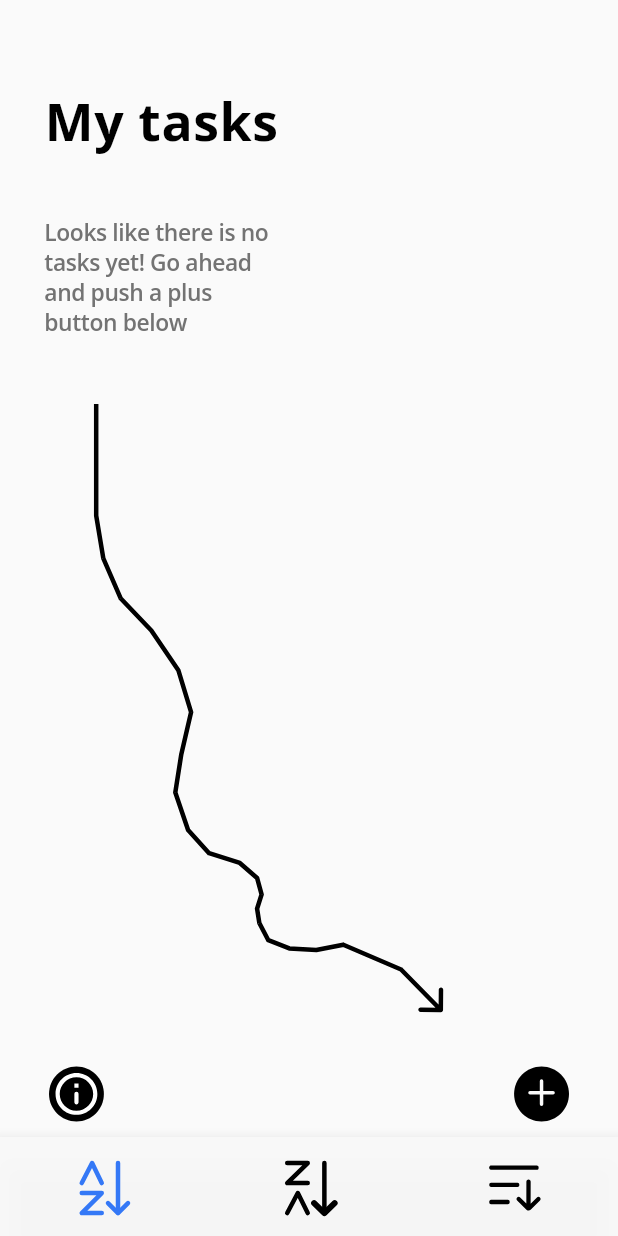
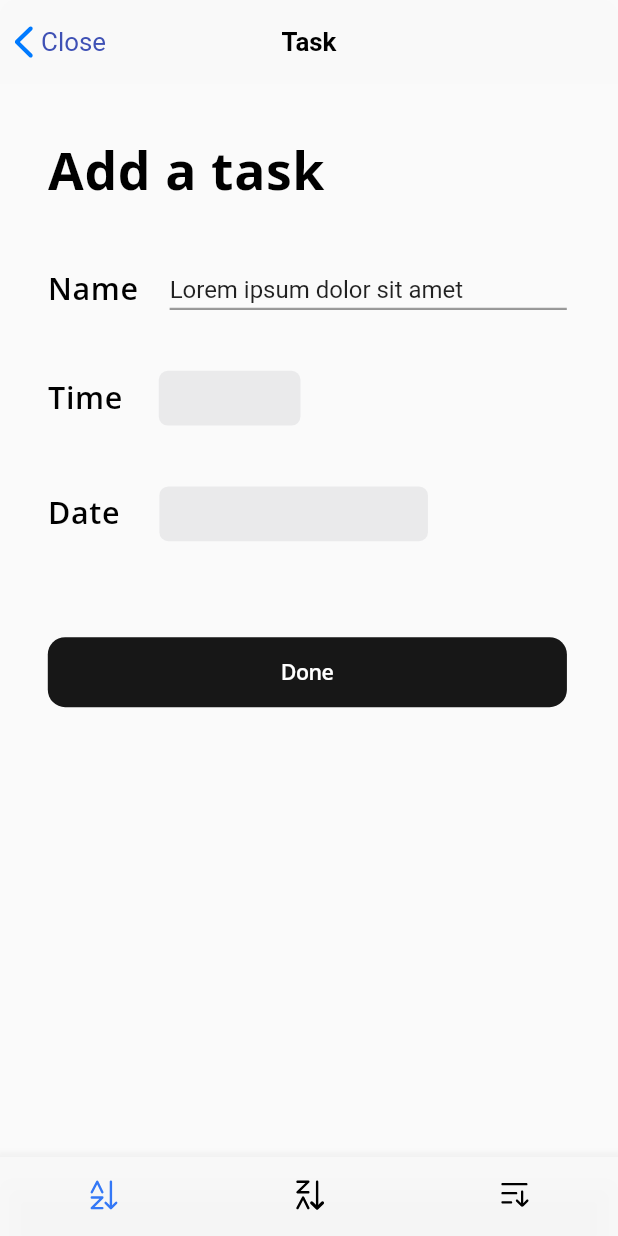
Before and after one commit to asayke/my_tasks, a Flutter app: the screen it shows after launch, after a tap on an icon or button, on a phone screen of 412 x 824 dp. Run offline on Flutter 3.47's test engine with Material 2 defaults, Android fonts, the phone set to English and light mode, and no system bars; our stand-ins replace flutter_screenutil, flutter_svg.

Commit message:
Refactored code, added add_new_task

```diff
--- a/lib/home_page.dart
+++ b/lib/home_page.dart
@@ -18,7 +18,7 @@ class _HomePageState extends State<HomePage> {
     return Scaffold(
       body: const EmptyPage(),
       bottomNavigationBar: SizedBox(
-        height: 65.h,
+        height: 52.h,
         child: BottomNavigationBar(
           selectedItemColor: AppColors.selectedItemColor,
           unselectedItemColor: AppColors.unselectedItemColor,
@@ -29,22 +29,29 @@ class _HomePageState extends State<HomePage> {
             BottomNavigationBarItem(
               icon: SvgPicture.asset(
                 AppIcons.alphabeticalSortingIcon,
+                width: 20.8.w,
+                height: 20.8.h,
               ),
               label: "",
             ),
             BottomNavigationBarItem(
               icon: SvgPicture.asset(
                 AppIcons.alphabeticalSortingTwoIcon,
+                width: 20.8.w,
+                height: 20.8.h,
               ),
               label: "",
             ),
             BottomNavigationBarItem(
               icon: SvgPicture.asset(
                 AppIcons.arrowsAscendingDownSortSortingIcon,
+                width: 20.8.w,
+                height: 20.8.h,
               ),
               label: "",
             ),
-            ]),
+          ],
+        ),
       ),
     );
   }
--- a/lib/utils/app_colors.dart
+++ b/lib/utils/app_colors.dart
@@ -5,4 +5,8 @@ abstract class AppColors {
   static const Color dirtyWhite = Color.fromRGBO(249, 249, 249, 0.94);
   static const Color selectedItemColor = Color.fromRGBO(52, 120, 246, 1);
   static const Color unselectedItemColor = Color.fromRGBO(0, 0, 0, 1);
+  static const Color accessoryBackgroundColor = Color.fromRGBO(247, 248, 250, 1);
+  static const Color appBarBackgroundColor = Color.fromRGBO(249, 249, 249, 0.94);
+  static const Color blackButtonsBackgroundColor = Color.fromRGBO(23, 23, 23, 1);
+  static const Color pickersBackgroundColor = Color.fromRGBO(118, 118, 128, 0.12);
 }
--- a/lib/utils/app_icons.dart
+++ b/lib/utils/app_icons.dart
@@ -5,4 +5,5 @@ abstract class AppIcons {
   static const String alphabeticalSortingIcon = "assets/icons/alphabetical_sorting_icon.svg";
   static const String alphabeticalSortingTwoIcon = "assets/icons/alphabetical_sorting_two_icon.svg";
   static const String arrowsAscendingDownSortSortingIcon = "assets/icons/arrows_ascending_down_sort_sorting_icon.svg";
+  static const String chevronLeftIcon = "assets/icons/chevron.svg";
 }
--- a/lib/utils/app_text_styles.dart
+++ b/lib/utils/app_text_styles.dart
@@ -22,4 +22,22 @@ abstract class AppTextStyles {
     letterSpacing: -0.24.w,
     fontWeight: FontWeight.w600,
   );
+
+  static final TextStyle blackButtonsTextStyle = TextStyle(
+    fontFamily: fontFamilyOpenSans,
+    fontWeight: FontWeight.w600,
+    letterSpacing: -0.34.w,
+    fontSize: 14.06.sp,
+    height: 18.2.h / 14.06.sp,
+    color: Colors.white,
+  );
+
+  static final TextStyle microTitlesTextStyle = TextStyle(
+    fontFamily: fontFamilyOpenSans,
+    fontWeight: FontWeight.w600,
+    fontSize: 20.sp,
+    height: 24.h / 20.sp,
+    color: Colors.black,
+    letterSpacing: 0.38.w,
+  );
 }
--- /dev/null
+++ b/lib/widgets/add_new_task.dart
@@ -0,0 +1,169 @@
+import 'package:flutter/material.dart';
+import 'package:flutter_screenutil/flutter_screenutil.dart';
+import 'package:flutter_svg/flutter_svg.dart';
+import 'package:my_tasks/utils/app_colors.dart';
+import 'package:my_tasks/utils/app_icons.dart';
+import 'package:my_tasks/utils/app_text_styles.dart';
+
+class NewTaskPage extends StatefulWidget {
+  const NewTaskPage({super.key});
+
+  @override
+  State<NewTaskPage> createState() => _NewTaskPageState();
+}
+
+class _NewTaskPageState extends State<NewTaskPage> {
+  late DateTime _dateTime;
+
+  @override
+  Widget build(BuildContext context) {
+    return Scaffold(
+      appBar: AppBar(
+        backgroundColor: AppColors.appBarBackgroundColor,
+        elevation: 0,
+        centerTitle: true,
+        shape: const RoundedRectangleBorder(
+          borderRadius: BorderRadius.vertical(top: Radius.circular(10)),
+        ),
+        title: Text(
+          "Task",
+          style: TextStyle(
+            color: Colors.black,
+            fontSize: 17.sp,
+            fontWeight: FontWeight.w600,
+          ),
+        ),
+        leadingWidth: 77.w,
+        leading: GestureDetector(
+          onTap: () {
+            Navigator.pop(context);
+          },
+          child: Row(
+            children: [
+              SizedBox(
+                width: 9.w,
+              ),
+              SvgPicture.asset(AppIcons.chevronLeftIcon),
+              SizedBox(
+                width: 5.w,
+              ),
+              Text(
+                "Close",
+                style: TextStyle(
+                  color: Colors.indigo,
+                  fontSize: 17.sp,
+                  fontWeight: FontWeight.w400,
+                ),
+              ),
+            ],
+          ),
+        ),
+      ),
+      body: Container(
+        padding: EdgeInsets.only(left: 29.w, top: 37.h),
+        height: 714.09.h,
+        child: Column(
+          crossAxisAlignment: CrossAxisAlignment.start,
+          children: [
+            Text(
+              "Add a task",
+              style: AppTextStyles.titleTextStyle,
+            ),
+            SizedBox(
+              height: 43.h,
+            ),
+            Row(
+              children: [
+                Text(
+                  "Name",
+                  style: AppTextStyles.microTitlesTextStyle,
+                ),
+                SizedBox(
+                  width: 19.w,
+                ),
+                Container(
+                  width: 241.w,
+                  height: 27.h,
+                  decoration: BoxDecoration(
+                    border: Border(
+                      bottom: BorderSide(
+                        color: AppColors.lightGrey,
+                        width: 0.38.w,
+                      ),
+                    ),
+                  ),
+                  child: TextField(
+                    controller: TextEditingController(
+                      text: "Lorem ipsum dolor sit amet",
+                    ),
+                  ),
+                )
+              ],
+            ),
+            SizedBox(
+              height: 40.h,
+            ),
+            Row(
+              children: [
+                Text(
+                  "Time",
+                  style: AppTextStyles.microTitlesTextStyle,
+                ),
+                SizedBox(width: 22.w),
+                Container(
+                  width: 86.w,
+                  height: 36.h,
+                  decoration: BoxDecoration(
+                    color: AppColors.pickersBackgroundColor,
+                    borderRadius: BorderRadius.circular(6),
+                  ),
+                ),
+              ],
+            ),
+            SizedBox(
+              height: 40.h,
+            ),
+            Row(
+              children: [
+                Text(
+                  "Date",
+                  style: AppTextStyles.microTitlesTextStyle,
+                ),
+                SizedBox(width: 24.w),
+                Container(
+                  width: 163.w,
+                  height: 36.h,
+                  decoration: BoxDecoration(
+                    color: AppColors.pickersBackgroundColor,
+                    borderRadius: BorderRadius.circular(6),
+                  ),
+                ),
+              ],
+            ),
+            SizedBox(
+              height: 63.h,
+            ),
+            GestureDetector(
+              onTap: () {},
+              child: Container(
+                width: 315.w,
+                height: 46.h,
+                decoration: const BoxDecoration(
+                  color: AppColors.blackButtonsBackgroundColor,
+                  borderRadius: BorderRadius.all(
+                    Radius.circular(11.5812),
+                  ),
+                ),
+                alignment: Alignment.center,
+                child: Text(
+                  "Done",
+                  style: AppTextStyles.blackButtonsTextStyle,
+                ),
+              ),
+            ),
+          ],
+        ),
+      ),
+    );
+  }
+}
--- a/lib/widgets/floating_buttons.dart
+++ b/lib/widgets/floating_buttons.dart
@@ -2,6 +2,7 @@ import 'package:flutter/material.dart';
 import 'package:flutter_screenutil/flutter_screenutil.dart';
 import 'package:flutter_svg/svg.dart';
 import 'package:my_tasks/utils/app_icons.dart';
+import 'package:my_tasks/widgets/add_new_task.dart';
 
 class FloatingButtons extends StatelessWidget {
   const FloatingButtons({super.key});
@@ -22,7 +23,13 @@ class FloatingButtons extends StatelessWidget {
             ),
             GestureDetector(
               child: SvgPicture.asset(AppIcons.addIcon),
-              onTap: () {},
+              onTap: () {
+                showBottomSheet(
+                  context: context,
+                  elevation: 0,
+                  builder: (context) => const NewTaskPage(),
+                );
+              },
             ),
           ],
         ),
```
Also changed, not shown: assets/icons/chevron.svg (added). Lines whose indentation alone changed are shown as unchanged.
